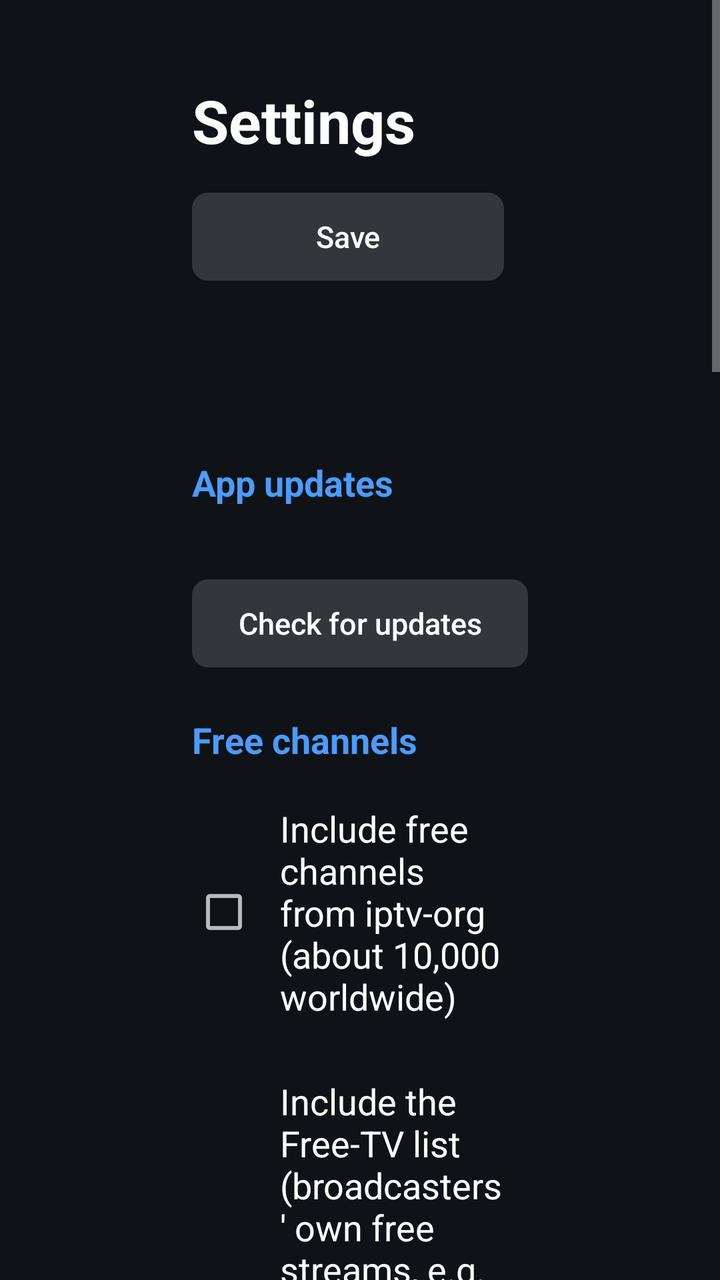
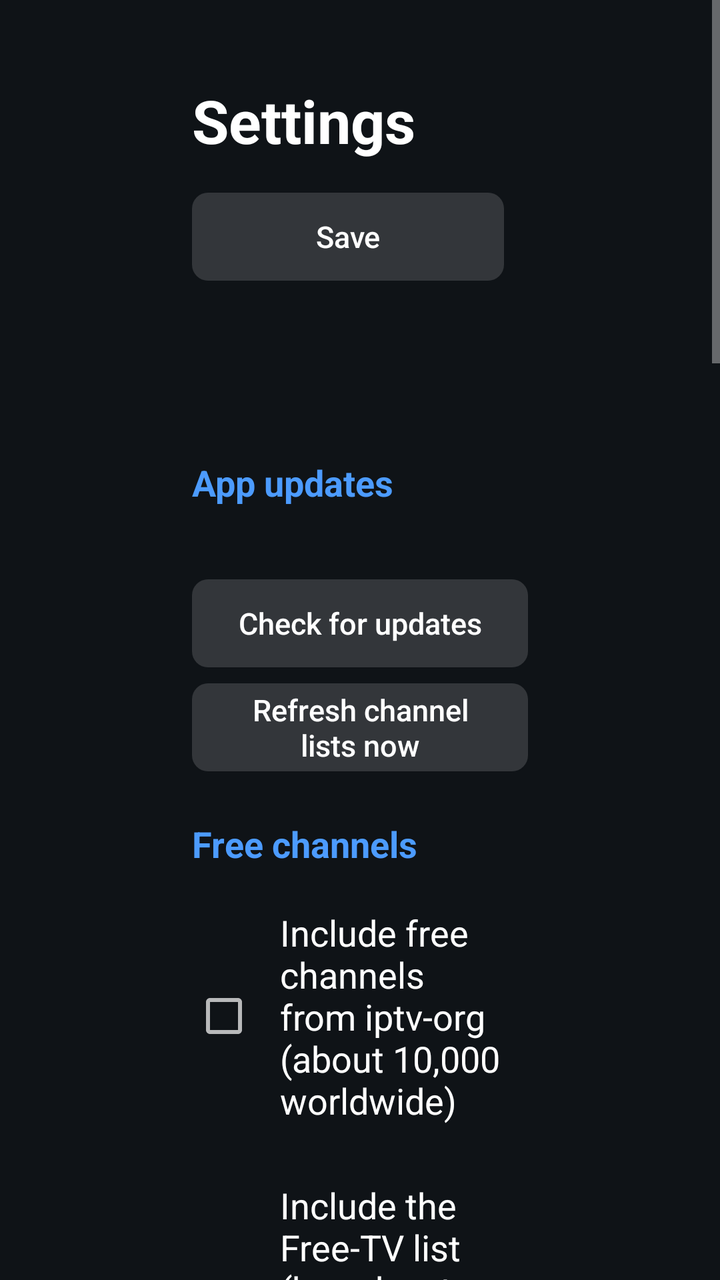

Compare the two renders of this Android layout. The source of the first and the diff that turns it into the second are given below.
<!-- AndroidManifest.xml: activity theme SettingsTheme -->
<!-- res/layout/activity_settings.xml -->
<?xml version="1.0" encoding="utf-8"?>
<ScrollView xmlns:android="http://schemas.android.com/apk/res/android"
    android:layout_width="match_parent"
    android:layout_height="match_parent"
    android:background="@color/panel_dark">

    <LinearLayout
        android:layout_width="match_parent"
        android:layout_height="wrap_content"
        android:orientation="vertical"
        android:paddingStart="96dp"
        android:paddingTop="40dp"
        android:paddingEnd="96dp"
        android:paddingBottom="40dp">

        <TextView
            android:layout_width="wrap_content"
            android:layout_height="wrap_content"
            android:text="@string/settings_title"
            android:textColor="@color/white"
            android:textSize="30sp"
            android:textStyle="bold" />

        <LinearLayout
            android:layout_width="wrap_content"
            android:layout_height="wrap_content"
            android:layout_marginTop="16dp"
            android:orientation="horizontal">

            <Button
                android:id="@+id/save_button"
                style="@style/TvButton"
                android:layout_width="wrap_content"
                android:layout_height="wrap_content"
                android:layout_marginEnd="12dp"
                android:minWidth="160dp"
                android:text="@string/save" />

            <Button
                android:id="@+id/cancel_button"
                style="@style/TvButton"
                android:layout_width="wrap_content"
                android:layout_height="wrap_content"
                android:minWidth="160dp"
                android:text="@string/cancel" />
        </LinearLayout>

        <TextView
            android:layout_width="match_parent"
            android:layout_height="wrap_content"
            android:layout_marginTop="24dp"
            android:layout_marginBottom="8dp"
            android:text="@string/updates_heading"
            android:textColor="@color/accent"
            android:textSize="18sp"
            android:textStyle="bold" />

        <TextView
            android:id="@+id/update_status"
            android:layout_width="match_parent"
            android:layout_height="wrap_content"
            android:layout_marginBottom="8dp"
            android:textColor="@color/text_secondary"
            android:textSize="15sp" />

        <Button
            android:id="@+id/update_button"
            style="@style/TvButton"
            android:layout_width="wrap_content"
            android:layout_height="wrap_content"
            android:minWidth="220dp"
            android:text="@string/check_updates" />

        <TextView
            android:layout_width="match_parent"
            android:layout_height="wrap_content"
            android:layout_marginTop="24dp"
            android:layout_marginBottom="8dp"
            android:text="@string/free_channels_heading"
            android:textColor="@color/accent"
            android:textSize="18sp"
            android:textStyle="bold" />

        <CheckBox
            android:id="@+id/iptv_org"
            android:layout_width="match_parent"
            android:layout_height="wrap_content"
            android:layout_marginBottom="4dp"
            android:background="@drawable/item_bg"
            android:padding="12dp"
            android:text="@string/iptv_org_enabled"
            android:textColor="@color/white"
            android:textSize="18sp" />

        <CheckBox
            android:id="@+id/free_tv"
            android:layout_width="match_parent"
            android:layout_height="wrap_content"
            android:layout_marginBottom="4dp"
            android:background="@drawable/item_bg"
            android:padding="12dp"
            android:text="@string/free_tv_enabled"
            android:textColor="@color/white"
            android:textSize="18sp" />

        <TextView
            android:layout_width="match_parent"
            android:layout_height="wrap_content"
            android:layout_marginTop="24dp"
            android:layout_marginBottom="8dp"
            android:text="@string/countries_heading"
            android:textColor="@color/accent"
            android:textSize="18sp"
            android:textStyle="bold" />

        <TextView
            android:layout_width="match_parent"
            android:layout_height="wrap_content"
            android:layout_marginBottom="8dp"
            android:text="@string/countries_help"
            android:textColor="@color/text_secondary"
            android:textSize="15sp" />

        <CheckBox
            android:id="@+id/all_countries"
            android:layout_width="match_parent"
            android:layout_height="wrap_content"
            android:layout_marginBottom="4dp"
            android:background="@drawable/item_bg"
            android:padding="12dp"
            android:text="@string/all_countries"
            android:textColor="@color/white"
            android:textSize="18sp" />

        <LinearLayout
            android:id="@+id/country_container"
            android:layout_width="match_parent"
            android:layout_height="wrap_content"
            android:orientation="vertical" />

        <TextView
            android:layout_width="match_parent"
            android:layout_height="wrap_content"
            android:layout_marginTop="24dp"
            android:layout_marginBottom="8dp"
            android:text="@string/channels_heading"
            android:textColor="@color/accent"
            android:textSize="18sp"
            android:textStyle="bold" />

        <CheckBox
            android:id="@+id/hide_offline"
            android:layout_width="match_parent"
            android:layout_height="wrap_content"
            android:background="@drawable/item_bg"
            android:padding="12dp"
            android:text="@string/hide_offline"
            android:textColor="@color/white"
            android:textSize="18sp" />

        <TextView
            android:layout_width="match_parent"
            android:layout_height="wrap_content"
            android:layout_marginTop="24dp"
            android:layout_marginBottom="8dp"
            android:text="@string/quality_heading"
            android:textColor="@color/accent"
            android:textSize="18sp"
            android:textStyle="bold" />

        <TextView
            android:layout_width="match_parent"
            android:layout_height="wrap_content"
            android:layout_marginBottom="8dp"
            android:text="@string/quality_help"
            android:textColor="@color/text_secondary"
            android:textSize="15sp" />

        <RadioGroup
            android:id="@+id/quality_group"
            android:layout_width="match_parent"
            android:layout_height="wrap_content"
            android:orientation="vertical">

            <RadioButton
                android:id="@+id/quality_auto"
                android:layout_width="match_parent"
                android:layout_height="wrap_content"
                android:layout_marginBottom="4dp"
                android:background="@drawable/item_bg"
                android:padding="12dp"
                android:text="@string/quality_auto"
                android:textColor="@color/white"
                android:textSize="18sp" />

            <RadioButton
                android:id="@+id/quality_1080"
                android:layout_width="match_parent"
                android:layout_height="wrap_content"
                android:layout_marginBottom="4dp"
                android:background="@drawable/item_bg"
                android:padding="12dp"
                android:text="@string/quality_1080"
                android:textColor="@color/white"
                android:textSize="18sp" />

            <RadioButton
                android:id="@+id/quality_720"
                android:layout_width="match_parent"
                android:layout_height="wrap_content"
                android:layout_marginBottom="4dp"
                android:background="@drawable/item_bg"
                android:padding="12dp"
                android:text="@string/quality_720"
                android:textColor="@color/white"
                android:textSize="18sp" />

            <RadioButton
                android:id="@+id/quality_480"
                android:layout_width="match_parent"
                android:layout_height="wrap_content"
                android:layout_marginBottom="4dp"
                android:background="@drawable/item_bg"
                android:padding="12dp"
                android:text="@string/quality_480"
                android:textColor="@color/white"
                android:textSize="18sp" />
        </RadioGroup>

        <TextView
            android:layout_width="match_parent"
            android:layout_height="wrap_content"
            android:layout_marginTop="24dp"
            android:layout_marginBottom="8dp"
            android:text="@string/custom_heading"
            android:textColor="@color/accent"
            android:textSize="18sp"
            android:textStyle="bold" />

        <TextView
            android:layout_width="match_parent"
            android:layout_height="wrap_content"
            android:layout_marginBottom="8dp"
            android:text="@string/custom_help"
            android:textColor="@color/text_secondary"
            android:textSize="15sp" />

        <EditText
            android:id="@+id/custom_url"
            android:layout_width="match_parent"
            android:layout_height="wrap_content"
            android:background="@drawable/field_bg"
            android:hint="@string/custom_hint"
            android:imeOptions="actionDone"
            android:importantForAutofill="no"
            android:inputType="textUri"
            android:padding="14dp"
            android:singleLine="true"
            android:textColor="@color/white"
            android:textColorHint="@color/text_secondary"
            android:textSize="17sp" />

    </LinearLayout>
</ScrollView>
<!-- resources referenced by this layout -->
<resources>
  <color name="accent">#FF4C9BFF</color>
  <color name="panel_dark">#F20E1217</color>
  <color name="text_secondary">#FFB4BCC8</color>
  <color name="white">#FFFFFFFF</color>
  <string name="all_countries">Every country (all channels)</string>
  <string name="cancel">Cancel</string>
  <string name="channels_heading">Channels</string>
  <string name="check_updates">Check for updates</string>
  <string name="countries_heading">Countries</string>
  <string name="countries_help">Pick the countries to show. Fewer countries means a tidier list and faster checking.</string>
  <string name="custom_heading">Your own playlist (optional)</string>
  <string name="custom_help">Paste an M3U or M3U8 link you\'re entitled to use. Its channels appear first, and if it includes a TV guide link that\'s used too. Tip: the Google TV app on your phone lets you type with your phone\'s keyboard.</string>
  <string name="custom_hint">https://example.com/playlist.m3u</string>
  <string name="free_channels_heading">Free channels</string>
  <string name="free_tv_enabled">Include the Free-TV list (broadcasters\' own free streams, e.g. official BBC feeds; adds about 700 channels and many backup streams)</string>
  <string name="hide_offline">Hide channels that aren\'t working (checked automatically every few hours)</string>
  <string name="iptv_org_enabled">Include free channels from iptv-org (about 10,000 worldwide)</string>
  <string name="quality_1080">Up to Full HD (1080p)</string>
  <string name="quality_480">Up to standard definition (480p) – smoothest</string>
  <string name="quality_720">Up to HD (720p) – recommended for slower broadband</string>
  <string name="quality_auto">Automatic (best your connection can manage)</string>
  <string name="quality_heading">Picture quality</string>
  <string name="quality_help">If channels stutter or keep buffering, choose a lower limit. The picture is a little softer, but it needs much less internet speed.</string>
  <string name="save">Save</string>
  <string name="settings_title">Settings</string>
  <string name="updates_heading">App updates</string>
  <style name="TvButton" parent="android:Widget.Material.Button">
          <item name="android:background">@drawable/button_bg</item>
          <item name="android:textColor">@color/white</item>
          <item name="android:textSize">15sp</item>
          <item name="android:textAllCaps">false</item>
          <item name="android:stateListAnimator">@null</item>
          <item name="android:paddingLeft">16dp</item>
          <item name="android:paddingRight">16dp</item>
          <item name="android:minHeight">44dp</item>
          <item name="android:focusable">true</item>
      </style>
  <style name="SettingsTheme" parent="android:Theme.Material.NoActionBar.Fullscreen">
          <item name="android:windowBackground">@color/panel_dark</item>
          <item name="android:colorAccent">@color/accent</item>
          <item name="android:colorPrimary">@color/black</item>
      </style>
  <color name="button_idle">#26FFFFFF</color>
  <color name="focus">#FF2F7BF0</color>
  <color name="row_active">#33FFFFFF</color>
  <!-- drawable button_bg (drawable) -->
  <?xml version="1.0" encoding="utf-8"?>
  <selector xmlns:android="http://schemas.android.com/apk/res/android">
      <item android:state_focused="true">
          <shape android:shape="rectangle">
              <solid android:color="@color/focus" />
              <corners android:radius="8dp" />
          </shape>
      </item>
      <item>
          <shape android:shape="rectangle">
              <solid android:color="@color/button_idle" />
              <corners android:radius="8dp" />
          </shape>
      </item>
  </selector>
  <color name="black">#FF000000</color>
  <!-- unchanged entries left out for length: 2 -->
</resources>

<!-- the commit's change to res/layout/activity_settings.xml (unified diff, before → after) -->
@@ -71,6 +71,15 @@
             android:minWidth="220dp"
             android:text="@string/check_updates" />
 
+        <Button
+            android:id="@+id/refresh_button"
+            style="@style/TvButton"
+            android:layout_width="wrap_content"
+            android:layout_height="wrap_content"
+            android:layout_marginTop="8dp"
+            android:minWidth="220dp"
+            android:text="@string/refresh_now" />
+
         <TextView
             android:layout_width="match_parent"
             android:layout_height="wrap_content"
<!-- resource entries referenced after the edit -->
@@ -23,6 +23,7 @@
   <string name="quality_auto">Automatic (best your connection can manage)</string>
   <string name="quality_heading">Picture quality</string>
   <string name="quality_help">If channels stutter or keep buffering, choose a lower limit. The picture is a little softer, but it needs much less internet speed.</string>
+  <string name="refresh_now">Refresh channel lists now</string>
   <string name="save">Save</string>
   <string name="settings_title">Settings</string>
   <string name="updates_heading">App updates</string>
